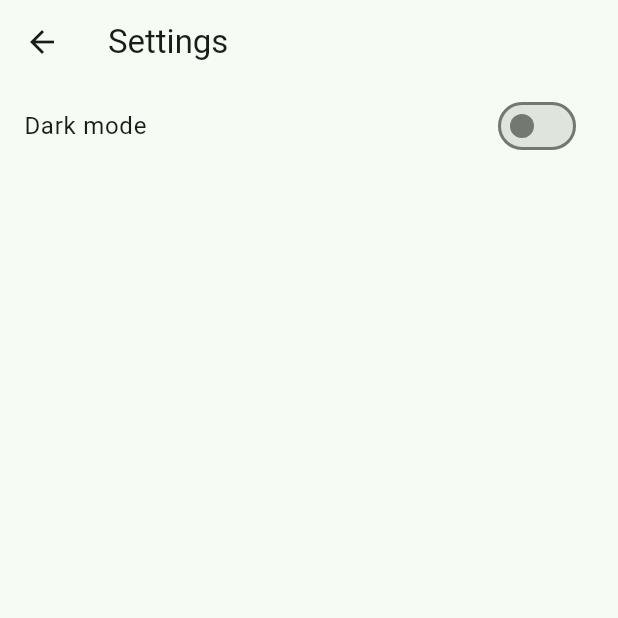
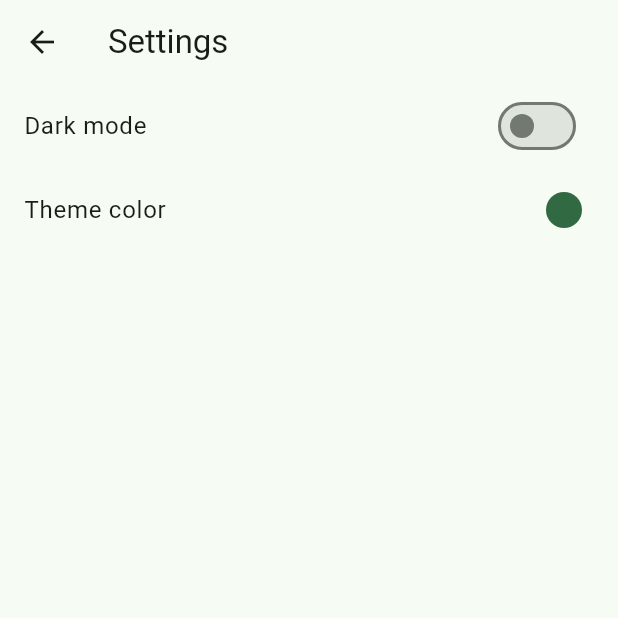
Before and after one commit to dawnj26/craftmate_client, a Flutter app: the SettingsScreen screen opened directly, on a phone screen of 412 x 824 dp, the top half of it. Run offline on Flutter 3.47's test engine with Material 3 defaults, Android fonts, the phone set to English and light mode, and no system bars; our stand-ins replace better_player, bloc, bloc_concurrency, carousel_slider, cloud_firestore, connectivity_plus and 28 more; missing offline and left inert: flutter_quill, flutter_quill_extensions, flutter_web_auth_2, maps_launcher; accounts and stored records are empty.

Commit message:
feat: restore theme color selection functionality in SettingsScreen

```diff
--- a/lib/settings/views/settings_screen.dart
+++ b/lib/settings/views/settings_screen.dart
@@ -1,6 +1,7 @@
 import 'package:craftmate_client/settings/bloc/settings_bloc.dart';
 import 'package:flutter/material.dart';
 import 'package:flutter_bloc/flutter_bloc.dart';
+import 'package:flutter_colorpicker/flutter_colorpicker.dart';
 
 class SettingsScreen extends StatelessWidget {
   const SettingsScreen({super.key});
@@ -27,41 +28,41 @@ class SettingsScreen extends StatelessWidget {
                   },
                 ),
               ),
-              // ListTile(
-              //   title: const Text('Theme color'),
-              //   trailing: Container(
-              //     decoration: BoxDecoration(
-              //       shape: BoxShape.circle,
-              //       color: state.theme.colorScheme.primary,
-              //     ),
-              //     width: 24,
-              //     height: 24,
-              //   ),
-              //   onTap: () {
-              //     showDialog(
-              //       context: context,
-              //       builder: (BuildContext context) {
-              //         return AlertDialog(
-              //           titlePadding: EdgeInsets.zero,
-              //           contentPadding: EdgeInsets.zero,
-              //           content: SingleChildScrollView(
-              //             child: MaterialPicker(
-              //               pickerColor: state.theme.colorScheme.primary,
-              //               onColorChanged: (color) {
-              //                 context.read<SettingsBloc>().add(
-              //                       SettingsEvent.themeColorChanged(color),
-              //                     );
-              //                 Navigator.of(context).pop();
-              //               },
-              //               // enableLabel: _enableLabel,
-              //               // portraitOnly: _portraitOnly,
-              //             ),
-              //           ),
-              //         );
-              //       },
-              //     );
-              //   },
-              // ),
+              ListTile(
+                title: const Text('Theme color'),
+                trailing: Container(
+                  decoration: BoxDecoration(
+                    shape: BoxShape.circle,
+                    color: state.theme.colorScheme.primary,
+                  ),
+                  width: 24,
+                  height: 24,
+                ),
+                onTap: () {
+                  showDialog(
+                    context: context,
+                    builder: (BuildContext context) {
+                      return AlertDialog(
+                        titlePadding: EdgeInsets.zero,
+                        contentPadding: EdgeInsets.zero,
+                        content: SingleChildScrollView(
+                          child: MaterialPicker(
+                            pickerColor: state.theme.colorScheme.primary,
+                            onColorChanged: (color) {
+                              context.read<SettingsBloc>().add(
+                                    SettingsEvent.themeColorChanged(color),
+                                  );
+                              Navigator.of(context).pop();
+                            },
+                            // enableLabel: _enableLabel,
+                            // portraitOnly: _portraitOnly,
+                          ),
+                        ),
+                      );
+                    },
+                  );
+                },
+              ),
             ],
           );
         },
```
